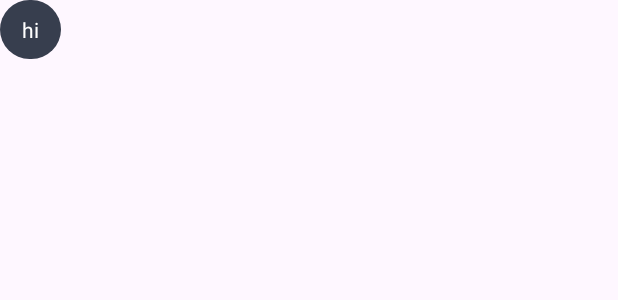
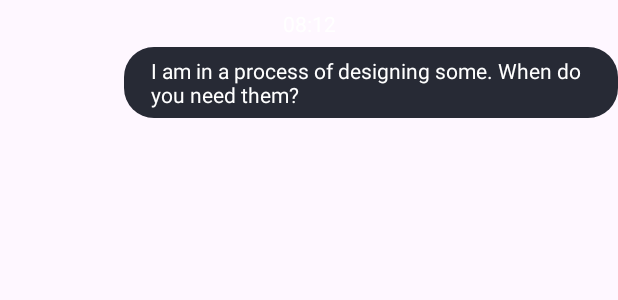
Before and after one commit to dungvui/Messages, an Android app: the layout item_user.xml on its own in the app's theme, with its tools: preview values and no code run, on a phone screen of 412 x 824 dp. Shown: the top 300 px of the screen. Run offline under Robolectric (Android 15) with nearby library versions, the phone set to English and light mode, and no system bars.

Commit message:
update add and delete item

```diff
--- a/app/src/main/res/layout/item_user.xml
+++ b/app/src/main/res/layout/item_user.xml
@@ -1,41 +1,89 @@
 <?xml version="1.0" encoding="utf-8"?>
-<RelativeLayout xmlns:android="http://schemas.android.com/apk/res/android"
+<androidx.constraintlayout.widget.ConstraintLayout xmlns:android="http://schemas.android.com/apk/res/android"
     xmlns:app="http://schemas.android.com/apk/res-auto"
+    xmlns:tools="http://schemas.android.com/tools"
     android:layout_width="match_parent"
     android:layout_height="wrap_content"
-    android:layout_marginBottom="10dp">
-
+    android:paddingBottom="10dp">
 
     <TextView
-        android:id="@+id/user1_txt"
+        android:id="@+id/tvTime"
+        android:layout_width="wrap_content"
+        android:layout_height="wrap_content"
+        android:padding="6dp"
+        android:textColor="@color/white"
+        app:layout_constraintEnd_toEndOf="parent"
+        app:layout_constraintStart_toStartOf="parent"
+        app:layout_constraintTop_toTopOf="parent"
+        tools:text="08:12" />
+
+    <!--   Layout của user chat -->
+    <androidx.constraintlayout.widget.ConstraintLayout
+        android:id="@+id/layoutMsgOther"
+        android:layout_width="0dp"
+        android:layout_height="wrap_content"
+        android:visibility="gone"
+        app:layout_constraintStart_toStartOf="parent"
+        app:layout_constraintTop_toBottomOf="@id/tvTime"
+        app:layout_constraintWidth_percent="0.8">
+
+        <TextView
+            android:id="@+id/tvMsgOther"
             android:layout_width="wrap_content"
             android:layout_height="wrap_content"
             android:background="@drawable/user1_message_box"
-        android:text="hi"
-        android:layout_alignParentStart="true"
+            android:paddingHorizontal="18dp"
+            android:paddingVertical="6dp"
             android:textColor="@color/white"
-        android:layout_marginEnd="35dp"
-        />
+            app:layout_constraintBottom_toBottomOf="parent"
+            app:layout_constraintStart_toStartOf="parent"
+            app:layout_constraintTop_toTopOf="parent"
+            tools:text="Next month?" />
+    </androidx.constraintlayout.widget.ConstraintLayout>
+
+    <!--   Layout của bản thân -->
+    <androidx.constraintlayout.widget.ConstraintLayout
+        android:id="@+id/layoutMsgSelf"
+        android:layout_width="0dp"
+        android:layout_height="wrap_content"
+        app:layout_constraintEnd_toEndOf="parent"
+        app:layout_constraintTop_toBottomOf="@id/tvTime"
+        app:layout_constraintWidth_percent="0.8">
 
         <TextView
-        android:id="@+id/user2_txt"
+            android:id="@+id/tvMsgSelf"
             android:layout_width="wrap_content"
             android:layout_height="wrap_content"
             android:background="@drawable/user2_message_box"
-        android:text="I commented on Figma, I want to add some fancy icons. Do you have any icon set?"
+            android:paddingHorizontal="18dp"
+            android:paddingVertical="6dp"
             android:textColor="@color/white"
+            app:layout_constraintBottom_toBottomOf="parent"
+            app:layout_constraintEnd_toEndOf="parent"
+            app:layout_constraintTop_toTopOf="parent"
+            tools:text="I am in a process of designing some. When do you need them?" />
+    </androidx.constraintlayout.widget.ConstraintLayout>
+
+    <androidx.constraintlayout.widget.ConstraintLayout
+        android:id="@+id/layoutMsgImg"
+        android:layout_width="0dp"
+        android:layout_height="wrap_content"
         android:visibility="gone"
-        android:layout_marginStart="35dp"
-        android:layout_alignParentEnd="true"/>
+        app:layout_constraintEnd_toEndOf="parent"
+        app:layout_constraintTop_toBottomOf="@id/tvTime"
+        app:layout_constraintWidth_percent="0.8">
 
-    <androidx.appcompat.widget.AppCompatImageView
-        android:id="@+id/user2_img"
+        <ImageView
+            android:id="@+id/imgMsg"
             android:layout_width="wrap_content"
             android:layout_height="wrap_content"
             android:background="@drawable/user2_message_box"
+            android:paddingHorizontal="18dp"
+            android:paddingVertical="6dp"
             android:src="@drawable/ic_like"
-        android:backgroundTint="#272A35"
-        android:visibility="gone"
-        android:layout_marginStart="35dp"
-        android:layout_alignParentEnd="true" />
-</RelativeLayout>
+            app:layout_constraintBottom_toBottomOf="parent"
+            app:layout_constraintEnd_toEndOf="parent"
+            app:layout_constraintTop_toTopOf="parent" />
+    </androidx.constraintlayout.widget.ConstraintLayout>
+
+</androidx.constraintlayout.widget.ConstraintLayout>
```
Also changed, not shown: app/src/main/java/com/example/messenger/ChatBoxAdapter.kt (deleted, +0 -44 lines), app/src/main/java/com/example/messenger/MainActivity.kt (+69 -48 lines), app/src/main/java/com/example/messenger/User.kt (deleted, +0 -12 lines), app/src/main/java/com/example/messenger/adapter/ChatBoxAdapter.kt (added, +59 -0 lines), app/src/main/java/com/example/messenger/model/User.kt (added, +8 -0 lines). Lines whose indentation alone changed are shown as unchanged.
